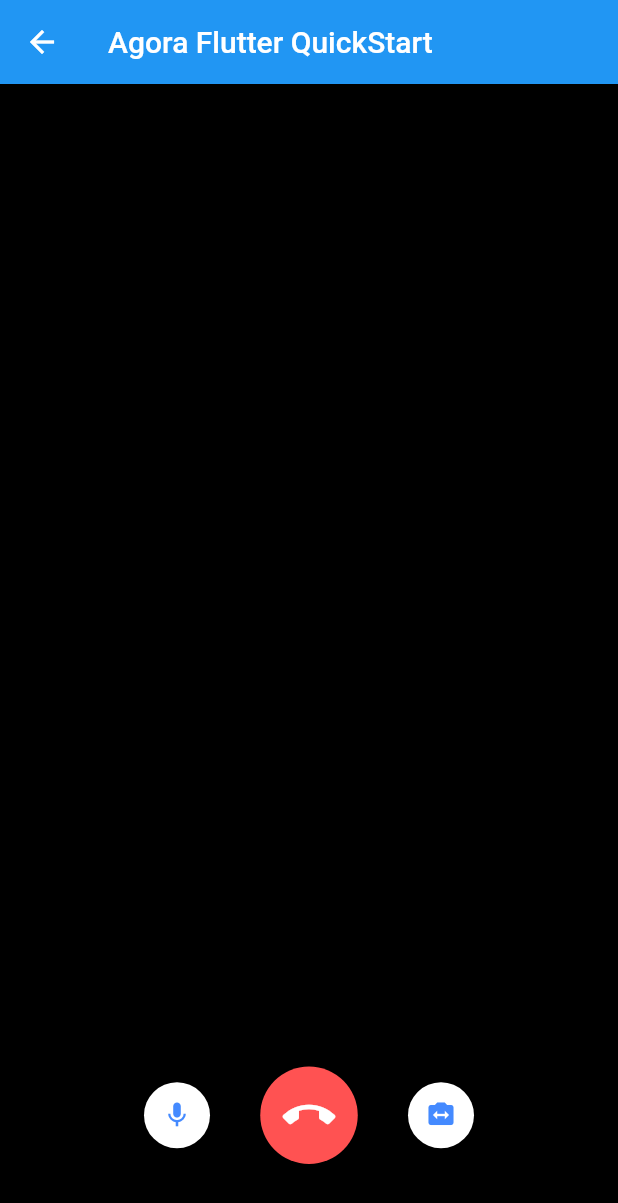
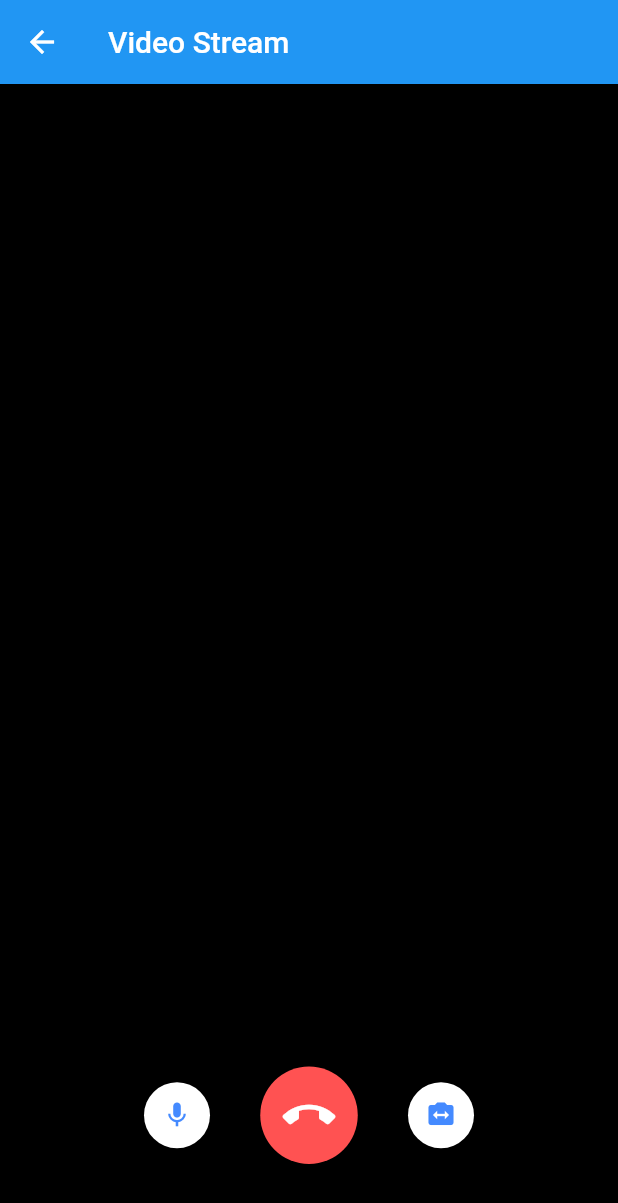
Before and after one commit to Prat15072000/video_call, a Flutter app: the CallPage screen opened directly, on a phone screen of 412 x 824 dp. Shown: the top 1203 px of the screen. Run offline on Flutter 3.47's test engine with Material 2 defaults, Android fonts, the phone set to English and light mode, and no system bars; our stand-ins replace flutter_native_admob, permission_handler; missing offline and left inert: agora_rtc_engine.

Commit message:
initial push

```diff
--- a/video_streaming/lib/src/pages/call.dart
+++ b/video_streaming/lib/src/pages/call.dart
@@ -307,7 +307,7 @@ class _CallPageState extends State<CallPage> {
   Widget build(BuildContext context) {
     return Scaffold(
       appBar: AppBar(
-        title: Text('Agora Flutter QuickStart'),
+        title: Text('Video Stream'),
       ),
       backgroundColor: Colors.black,
       body: Center(
```
